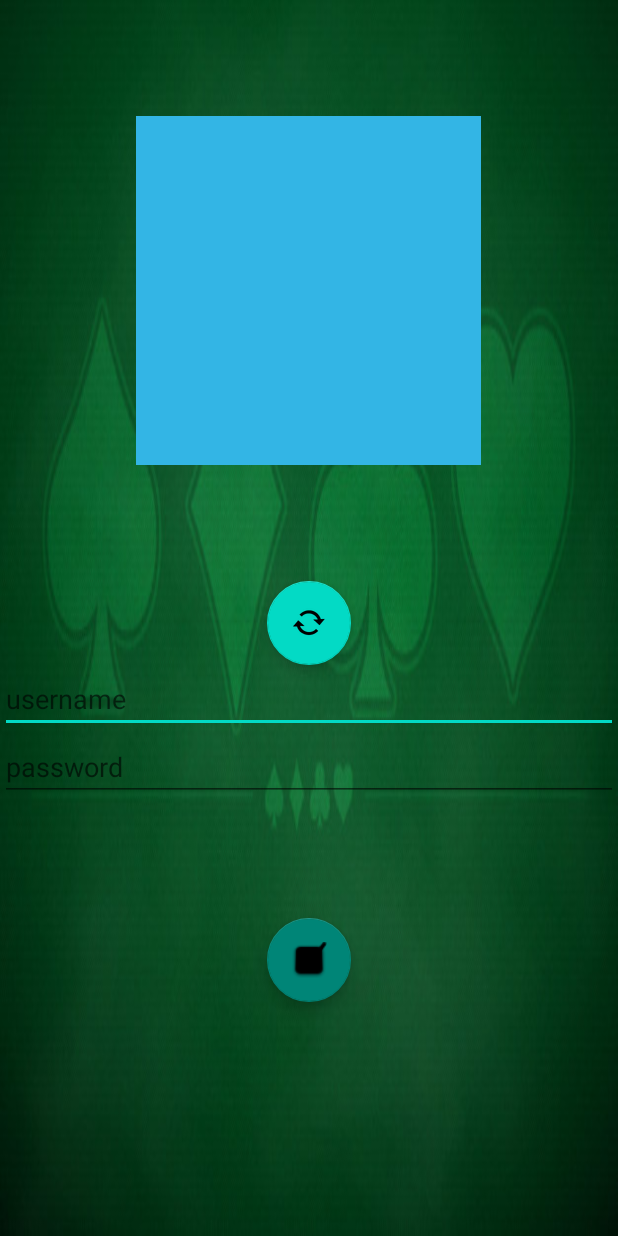
After one commit to andybonnetto/Carderly, an Android app: the layout activity_edit_profile.xml on its own in the app's theme, with its tools: preview values and no code run, on a phone screen of 412 x 824 dp. The commit adds this screen. Run offline under Robolectric (Android 15) with nearby library versions, the phone set to English and light mode, and no system bars.

Commit message:
change package name to connect DB

```diff
--- a/Carderly_Application/CarderlyGame/CardDisplayTest/app/src/main/java/com/example/carddisplaytest/Login.java
+++ b/Carderly_Application/CarderlyGame/CardDisplayTest/app/src/main/java/com/example/carderly/Login.java
@@ -1,4 +1,4 @@
-package com.example.carddisplaytest;
+package com.example.carderly;
 
 import androidx.annotation.NonNull;
 import androidx.appcompat.app.AppCompatActivity;
--- a/Carderly_Application/CarderlyGame/CardDisplayTest/app/src/main/java/com/example/carddisplaytest/MainActivity.java
+++ b/Carderly_Application/CarderlyGame/CardDisplayTest/app/src/main/java/com/example/carderly/MainActivity.java
@@ -1,4 +1,4 @@
-package com.example.carddisplaytest;
+package com.example.carderly;
 
 import androidx.annotation.NonNull;
 import androidx.appcompat.app.AppCompatActivity;
--- a/Carderly_Application/CarderlyGame/CardDisplayTest/app/src/main/java/com/example/carddisplaytest/Room.java
+++ b/Carderly_Application/CarderlyGame/CardDisplayTest/app/src/main/java/com/example/carderly/Room.java
@@ -1,4 +1,4 @@
-package com.example.carddisplaytest;
+package com.example.carderly;
 
 import androidx.annotation.NonNull;
 import androidx.appcompat.app.AppCompatActivity;
--- /dev/null
+++ b/Carderly_Application/CarderlyGame/CardDisplayTest/app/src/main/res/layout/activity_edit_profile.xml
@@ -0,0 +1,77 @@
+<?xml version="1.0" encoding="utf-8"?>
+<LinearLayout xmlns:android="http://schemas.android.com/apk/res/android"
+    xmlns:app="http://schemas.android.com/apk/res-auto"
+    android:layout_width="match_parent"
+    android:layout_height="match_parent"
+    android:orientation="vertical"
+    android:background="@drawable/background">
+
+    <Space
+        android:layout_width="match_parent"
+        android:layout_height="0dp"
+        android:layout_weight="1" />
+
+    <ImageView
+        android:id="@+id/userImage"
+        android:layout_width="230dp"
+        android:layout_height="0dp"
+        android:layout_weight="3"
+        android:adjustViewBounds="true"
+        android:background="@android:color/holo_blue_light"
+        android:layout_gravity="center"
+        app:srcCompat="@null" />
+
+    <Space
+        android:layout_width="match_parent"
+        android:layout_height="0dp"
+        android:layout_weight="1" />
+
+    <com.google.android.material.floatingactionbutton.FloatingActionButton
+        android:id="@+id/chooseImageButton"
+        android:layout_width="wrap_content"
+        android:layout_height="wrap_content"
+        android:layout_gravity="center"
+        android:onClick="chooseImage"
+        app:srcCompat="@android:drawable/stat_notify_sync" />
+
+    <EditText
+        android:id="@+id/editUsername"
+        android:layout_width="match_parent"
+        android:layout_height="wrap_content"
+        android:autofillHints=""
+        android:ems="10"
+        android:hint="username"
+        android:inputType="textPersonName" />
+
+    <EditText
+        android:id="@+id/editPassword"
+        android:layout_width="match_parent"
+        android:layout_height="wrap_content"
+        android:autofillHints=""
+        android:ems="10"
+        android:hint="password"
+        android:inputType="textPassword" />
+
+    <Space
+        android:layout_width="match_parent"
+        android:layout_height="0dp"
+        android:layout_weight="1" />
+
+
+    <com.google.android.material.floatingactionbutton.FloatingActionButton
+        android:id="@+id/editUserButton"
+        android:layout_width="wrap_content"
+        android:layout_height="wrap_content"
+        android:clickable="true"
+        android:focusable="true"
+        android:onClick="editUser"
+        app:backgroundTint="@color/colorPrimary"
+        android:layout_gravity="center"
+        app:srcCompat="@android:drawable/checkbox_on_background"/>
+
+    <Space
+        android:layout_width="match_parent"
+        android:layout_height="0dp"
+        android:layout_weight="2" />
+
+</LinearLayout>
--- a/Carderly_Application/CarderlyGame/CardDisplayTest/app/src/main/res/values/colors.xml
+++ b/Carderly_Application/CarderlyGame/CardDisplayTest/app/src/main/res/values/colors.xml
@@ -7,4 +7,5 @@
     <color name="teal_700">#FF018786</color>
     <color name="black">#FF000000</color>
     <color name="white">#FFFFFFFF</color>
+    <color name="colorPrimary">#008577</color>
 </resources>
```
Also changed, not shown: Carderly_Application/CarderlyGame/CardDisplayTest/app/build.gradle (+4 -4 lines), Carderly_Application/CarderlyGame/CardDisplayTest/app/src/main/AndroidManifest.xml (+4 -4 lines), Carderly_Application/CarderlyGame/CardDisplayTest/app/src/main/java/com/example/carderly/EditProfileActivity.java (added, +101 -0 lines), Carderly_Application/CarderlyGame/CardDisplayTest/app/src/main/java/com/example/carderly/Profile.java (added, +14 -0 lines), Carderly_Application/CarderlyGame/CardDisplayTest/app/src/main/res/drawable/carderlylogo.png (added), 5 other files.
